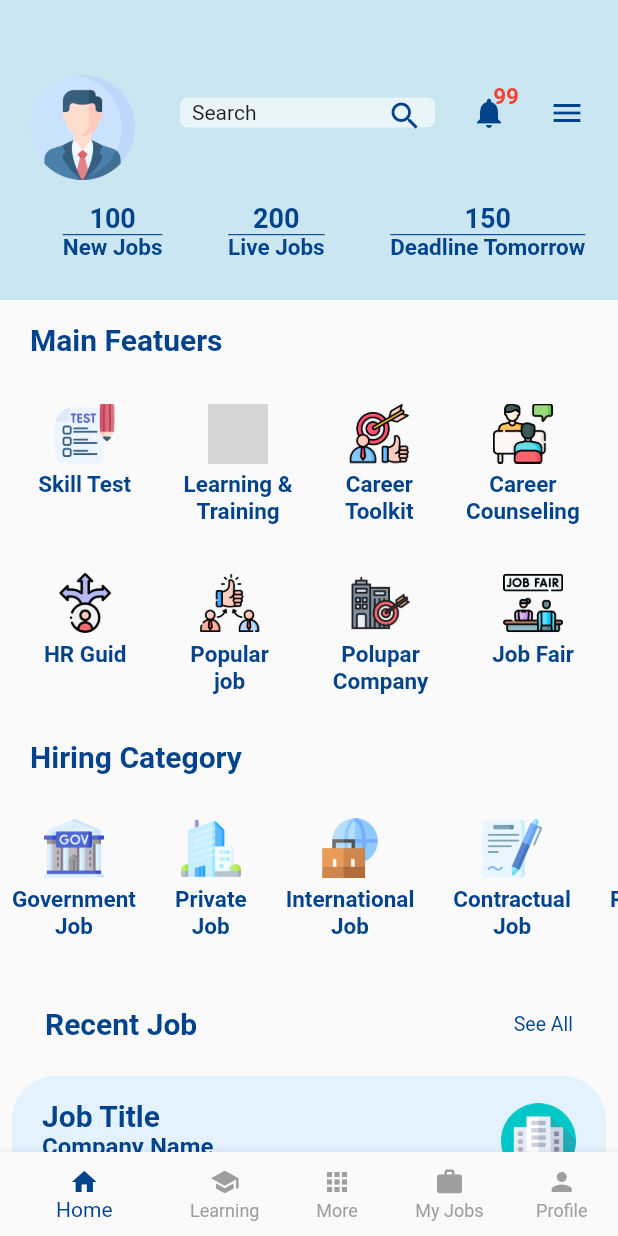
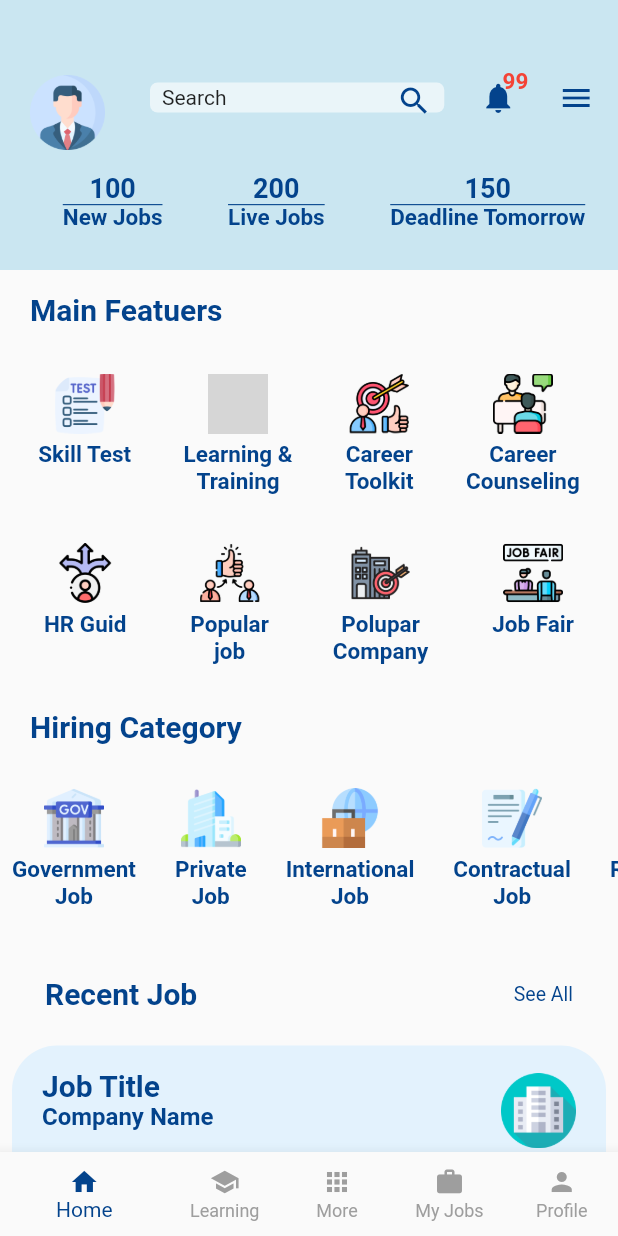
Before and after one commit to Mosaidur/Job-Skeers, a Flutter app: the JobSeekerMainpage screen opened directly, on a phone screen of 412 x 824 dp. Run offline on Flutter 3.47's test engine with Material 3 defaults, Android fonts, the phone set to English and light mode, and no system bars; our stand-ins replace email_validator, intl_phone_field, shared_preferences; accounts and stored records are empty; network calls fail; grey boxes are pictures that could not be loaded.

Commit message:
17th commite

```diff
--- a/jobskeers/lib/Job_Seeker/JobSeekerMainPage.dart
+++ b/jobskeers/lib/Job_Seeker/JobSeekerMainPage.dart
@@ -10,15 +10,17 @@ import 'Pages/Profile/JobSeekerProfile.dart';
 
 
 class JobSeekerMainpage extends StatefulWidget {
-  const JobSeekerMainpage({super.key});
+
+   JobSeekerMainpage({Key? key});
 
   @override
   State<JobSeekerMainpage> createState() => _JobSeekerMainpageState();
 }
 
 class _JobSeekerMainpageState extends State<JobSeekerMainpage> {
+  // late List pages;
 
-  int selectedIndex = 0;
+
     final List pages = [
       JobSeekerHomePage(),
       LearningPage(),
@@ -26,6 +28,9 @@ class _JobSeekerMainpageState extends State<JobSeekerMainpage> {
       MyJobPage(),
       JobSeekerProfilePage(),
     ];
+
+  int selectedIndex = 0;
+
 
   @override
   Widget build(BuildContext context) {
--- a/jobskeers/lib/Job_Seeker/Models/loginModel.dart
+++ b/jobskeers/lib/Job_Seeker/Models/loginModel.dart
@@ -6,7 +6,7 @@ class LoginResponse {
   LoginResponse({
     required this.success,
     required this.message,
-    required this.userId,
+     this.userId,
   });
 
   factory LoginResponse.fromJson(Map<String, dynamic> json) {
--- a/jobskeers/lib/Job_Seeker/Pages/Home Page/JobSeekerHomePage.dart
+++ b/jobskeers/lib/Job_Seeker/Pages/Home Page/JobSeekerHomePage.dart
@@ -1,6 +1,8 @@
 import 'package:flutter/cupertino.dart';
 import 'package:flutter/material.dart';
+import 'package:shared_preferences/shared_preferences.dart';
 
+import '../../Authentiction Pages/JobSeekerSign_In.dart';
 import '../Profile/Account Settings/upload_photo.dart';
 import 'Widgets/HiringCategoryInRow.dart';
 import 'Widgets/HomePageJobList.dart';
@@ -8,7 +10,7 @@ import 'Widgets/Main_feature.dart';
 import '../Browse Jobs/BrowseJobsListPage.dart';
 
 class JobSeekerHomePage extends StatefulWidget {
-  const JobSeekerHomePage({Key? key}) : super(key: key);
+  JobSeekerHomePage({Key? key});
 
   @override
   State<JobSeekerHomePage> createState() => _JobSeekerHomePageState();
@@ -20,6 +22,25 @@ class _JobSeekerHomePageState extends State<JobSeekerHomePage> {
   String new_jobs ="100";
   String Live_jobs ="200";
   String Deadline_tomorrow = "150";
+
+
+  // getting the value of shared preferances
+  late SharedPreferences sprefs;
+  String? userID;
+
+  @override
+  void initState() {
+    super.initState();
+    _loadPreferences();
+  }
+
+  _loadPreferences() async {
+    sprefs = await SharedPreferences.getInstance();
+    setState(() {
+      userID = sprefs.getString("USERID");
+    });
+  }
+
 
   @override
   Widget build(BuildContext context) {
@@ -33,7 +54,7 @@ class _JobSeekerHomePageState extends State<JobSeekerHomePage> {
             // Hadder of the HomePage
             Container(
               width: double.maxFinite,
-              height: 200,
+              height: 180,
               color: Color(0xffcae6f1),
               child: Column(
                 children: [
@@ -53,7 +74,7 @@ class _JobSeekerHomePageState extends State<JobSeekerHomePage> {
                               Navigator.push(context, MaterialPageRoute(builder: (context)=> UploadPhoto())  );
                             },
                             child: Container(
-                              height: 70,
+                              height: 50,
                               // width: 100,
                               decoration: BoxDecoration(
                                   shape: BoxShape.circle
@@ -68,7 +89,7 @@ class _JobSeekerHomePageState extends State<JobSeekerHomePage> {
                           padding: const EdgeInsets.only(left: 30.0,right: 8.0),
                           child: Container(
                             height: 20,
-                            width: 170,
+                            width: MediaQuery.of(context).size.width/2.1,
                             decoration: BoxDecoration(
                                 color: Colors.white60,
                                 borderRadius: BorderRadius.circular(5)
@@ -90,7 +111,12 @@ class _JobSeekerHomePageState extends State<JobSeekerHomePage> {
                         ),
 
                         // Notification Icon
-                        Padding(
+                        InkWell(
+                          onTap: (){
+
+
+                          },
+                          child: Padding(
                             padding: const EdgeInsets.all(8.0),
                             child: Stack(
                               alignment: AlignmentDirectional.topEnd ,
@@ -115,6 +141,7 @@ class _JobSeekerHomePageState extends State<JobSeekerHomePage> {
                                 )
 
                               ],
+                            ),
                           ),
                         ),
 
@@ -320,9 +347,19 @@ class _JobSeekerHomePageState extends State<JobSeekerHomePage> {
       endDrawer: Drawer(
         child: Column(
           children: [
-            Container(
+            Center(
+              child: Container(
                 height: 500,
                 color: Colors.redAccent,
+                child: Text(
+
+                  userID ?? "No UserID",
+                  style: TextStyle(
+                      fontSize: 90,
+                      fontWeight: FontWeight.bold
+                  ),
+                ),
+              ),
             )
           ],
         ),
--- a/jobskeers/lib/main.dart
+++ b/jobskeers/lib/main.dart
@@ -27,8 +27,8 @@ class MyApp extends StatelessWidget {
         useMaterial3: false,
       ),
       // home: JobSeekerMainpage(),
-      home: SelectLoginScreen(),
-      // home : SplashScreen(),
+      // home: SelectLoginScreen(),
+      home : SplashScreen(),
     );
   }
 }
```
Also changed, not shown: jobskeers/lib/Job_Seeker/Authentiction Pages/JobSeekerSign_In.dart (+25 -16 lines), jobskeers/lib/SplashScreen.dart (+53 -2 lines). Lines whose indentation alone changed are shown as unchanged.
